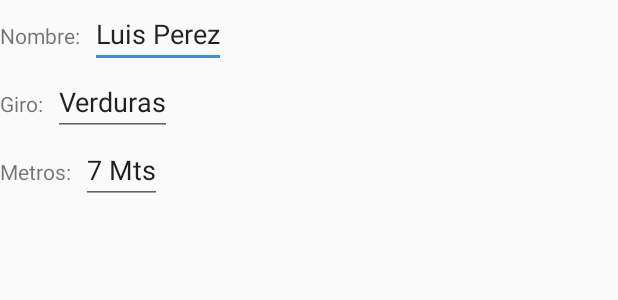
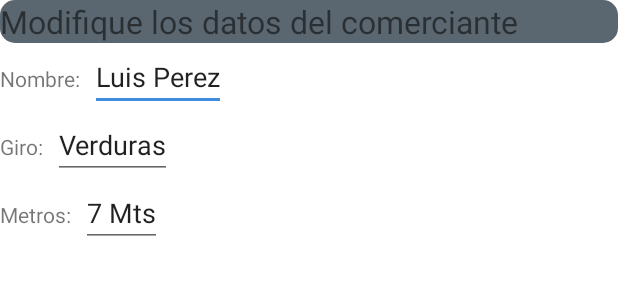
Before and after one commit to mmontoya11/TinguisGDL, an Android app: the layout dialog_admin_comerciante.xml on its own in the app's theme, with its tools: preview values and no code run, on a phone screen of 412 x 824 dp. Shown: the top 300 px of the screen. Run offline under Robolectric (Android 15) with nearby library versions, the phone set to English and light mode, and no system bars.

Commit message:
dialogo administrar puesto

```diff
--- a/app/src/main/res/layout/dialog_admin_comerciante.xml
+++ b/app/src/main/res/layout/dialog_admin_comerciante.xml
@@ -2,7 +2,23 @@
 <LinearLayout xmlns:android="http://schemas.android.com/apk/res/android"
     android:orientation="vertical" android:layout_width="match_parent"
     android:layout_height="match_parent"
+    android:background="@android:color/white"
     >
+    <LinearLayout
+        android:background="@drawable/btn_rounded_alt"
+
+        android:layout_width="match_parent"
+        android:layout_height="wrap_content"
+
+        android:orientation="horizontal">
+        <TextView
+
+            android:layout_width="match_parent"
+            android:layout_height="wrap_content"
+            android:textSize="21sp"
+            android:text="Modifique los datos del comerciante"/>
+
+    </LinearLayout>
     <LinearLayout
         android:layout_width="match_parent"
         android:layout_height="wrap_content"
```
Also changed, not shown: app/src/main/java/com/perspective/tinaguisgdl/ActivityAsistencia.java (+36 -3 lines).
